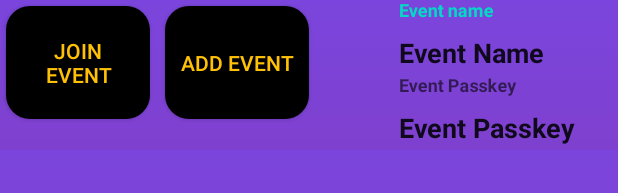
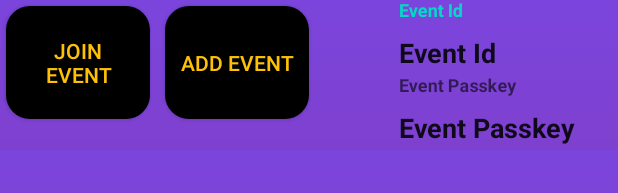
Before and after one commit to picme-gallery/picme-gallery, an Android app: the layout fragment_events.xml on its own in the app's theme, with its tools: preview values and no code run, on a phone screen of 412 x 824 dp. Shown: the top 193 px of the screen. Run offline under Robolectric (Android 15) with nearby library versions, the phone set to English and light mode, and no system bars.

Commit message:
made a ui change to get the event Id to show up more clearly

```diff
--- a/app/src/main/res/layout/fragment_events.xml
+++ b/app/src/main/res/layout/fragment_events.xml
@@ -80,7 +80,7 @@
       android:textStyle="bold"
       android:textColorHint="@color/black"
       android:inputType="textCapCharacters|textMultiLine|text"
-      tools:text="Event Name"/>
+      tools:text="Event Id"/>
 
   </com.google.android.material.textfield.TextInputLayout>
 
--- a/app/src/main/res/values/strings.xml
+++ b/app/src/main/res/values/strings.xml
@@ -17,7 +17,7 @@
   <string name="take_picture_button">Take Picture</string>
   <string name="gallery_info">Get to your gallery folks!</string>
   <string name="this_should_hold_a_gallery">This should hold a gallery</string>
-  <string name="event_name_">Event name</string>
+  <string name="event_name_">Event Id</string>
   <string name="event_passkey">Event Passkey</string>
   <string name="event_id_hint">Event ID</string>
 </resources>
```
